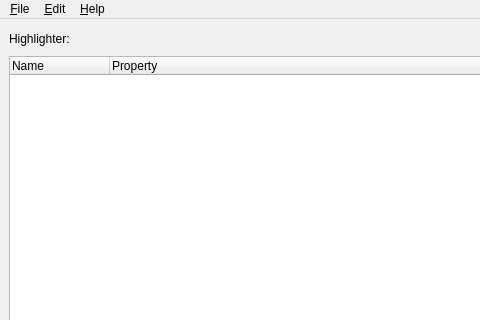
Before: the Qt Designer form core/mainwindow.ui in KmolYuan/kmol-editor, drawn with Qt 5; both pictures show x 0 to 480 and y 0 to 320 of the 779 by 688 pixel window.
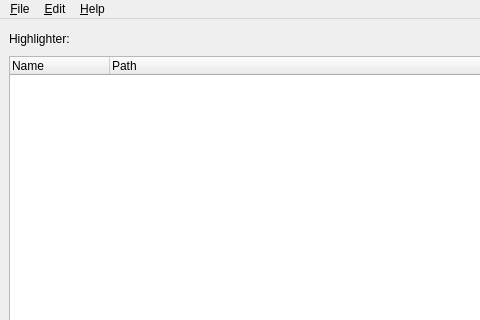
After: the same form once the commit is applied. Icons and pictures are not drawn.

Patch:
```diff
--- a/core/mainwindow.ui
+++ b/core/mainwindow.ui
@@ -115,7 +115,7 @@
               </column>
               <column>
                <property name="text">
-                <string>Property</string>
+                <string>Path</string>
                </property>
               </column>
              </widget>
```
